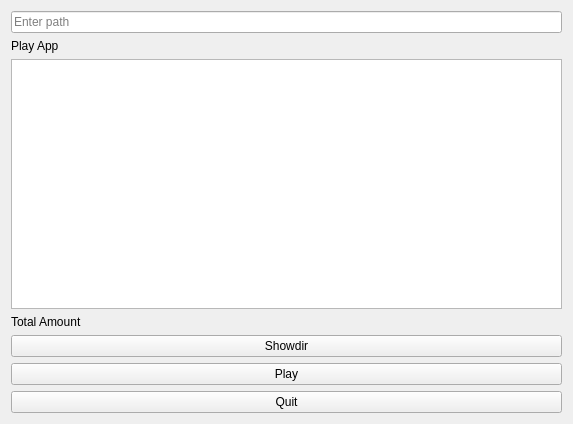
Qt form mainwindow.ui (SampleCoder/qplaybrowser) before a commit.
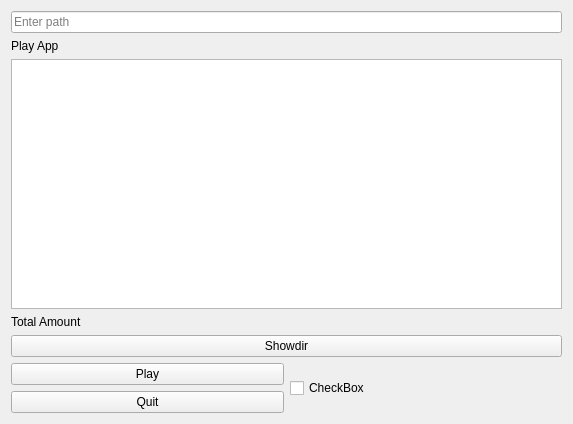
The same form after that commit.

```diff
--- a/mainwindow.ui
+++ b/mainwindow.ui
@@ -14,7 +14,7 @@
    <string>MainWindow</string>
   </property>
   <widget class="QWidget" name="centralWidget">
-   <layout class="QVBoxLayout" name="verticalLayout_5">
+   <layout class="QVBoxLayout" name="verticalLayout_4">
     <item>
      <layout class="QVBoxLayout" name="verticalLayout">
       <item>
@@ -48,14 +48,15 @@
         </property>
        </widget>
       </item>
-     </layout>
-    </item>
     <item>
      <layout class="QHBoxLayout" name="horizontalLayout">
       <item>
        <layout class="QVBoxLayout" name="verticalLayout_2">
         <item>
          <widget class="QPushButton" name="pushButton">
+            <property name="enabled">
+             <bool>true</bool>
+            </property>
           <property name="text">
            <string>Play</string>
           </property>
@@ -71,7 +72,17 @@
        </layout>
       </item>
       <item>
-       <layout class="QVBoxLayout" name="verticalLayout_3"/>
+         <layout class="QVBoxLayout" name="verticalLayout_3">
+          <item>
+           <widget class="QCheckBox" name="checkBox">
+            <property name="text">
+             <string>CheckBox</string>
+            </property>
+           </widget>
+          </item>
+         </layout>
+        </item>
+       </layout>
       </item>
      </layout>
     </item>
```
Lines whose indentation alone changed are shown as unchanged.
